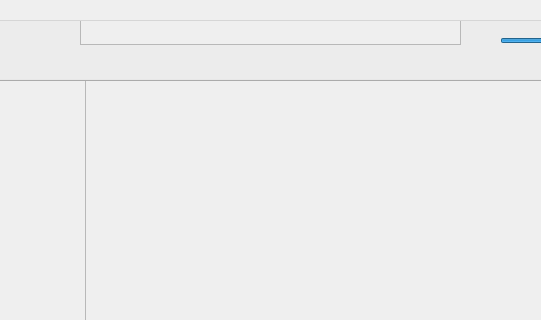
Before: the Qt Designer form layout/mainwindow.ui in MCMi460/razor, drawn with Qt 5; both pictures show x 170 to 711 and y 0 to 320 of the 960 by 600 pixel window.
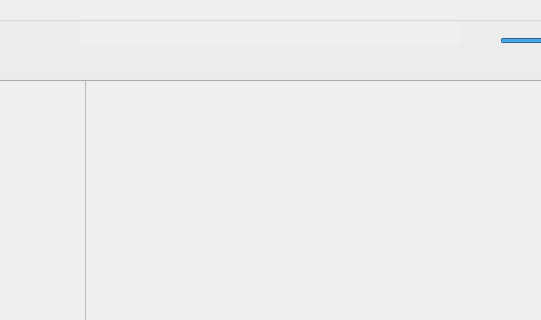
After: the same form once the commit is applied.

Diff of the .ui file:
```diff
--- a/layout/mainwindow.ui
+++ b/layout/mainwindow.ui
@@ -466,6 +466,9 @@
          <height>25</height>
         </rect>
        </property>
+       <property name="styleSheet">
+        <string notr="true">border: 0px solid transparent;</string>
+       </property>
        <property name="verticalScrollBarPolicy">
         <enum>Qt::ScrollBarAlwaysOff</enum>
        </property>
```
